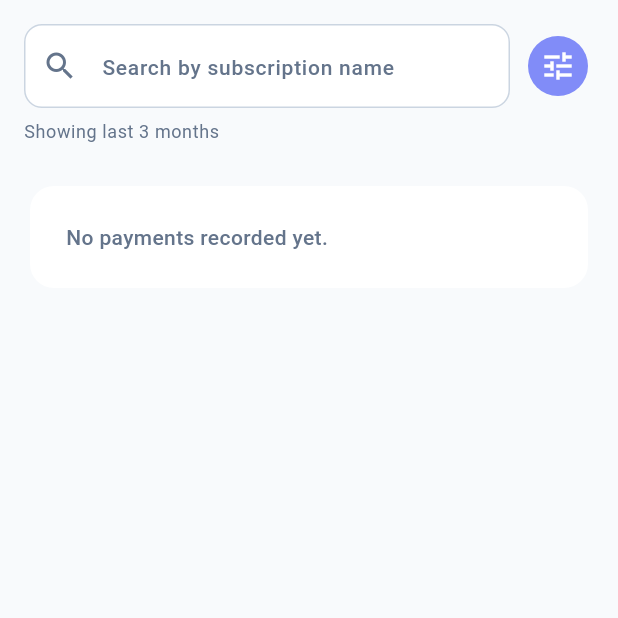
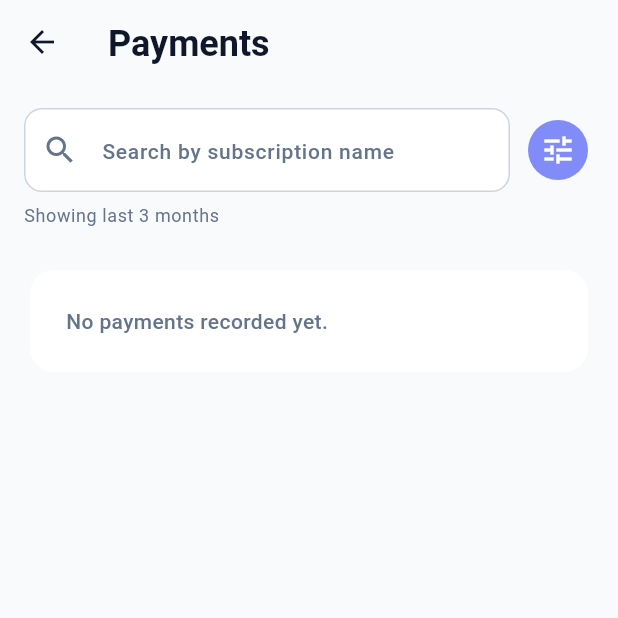
Before and after one commit to AdylshaY/PayTempo, a Flutter app: the PaymentsScreen screen opened directly, on a phone screen of 412 x 824 dp, the top half of it. Run offline on Flutter 3.47's test engine with Material 3 defaults, Android fonts, the phone set to English and light mode, and no system bars; our stand-ins replace flutter_local_notifications, flutter_timezone, isar, lottie, timezone; accounts and stored records are empty; generated files the repository leaves out were written again; statements that could not run were skipped.

Commit message:
feat: add localized AppBar titles to payments and profile screens

```diff
--- a/lib/features/payments/payments_screen.dart
+++ b/lib/features/payments/payments_screen.dart
@@ -121,6 +121,9 @@ class _PaymentsScreenState extends State<PaymentsScreen> {
     final l10n = AppLocalizations.of(context)!;
 
     return Scaffold(
+      appBar: AppBar(
+        title: Text(l10n.payments),
+      ),
       body: SafeArea(
         bottom: false,
         child: StreamBuilder<List<SubscriptionRecord>>(
--- a/lib/features/profile/profile_screen.dart
+++ b/lib/features/profile/profile_screen.dart
@@ -5,6 +5,7 @@ import 'package:pay_tempo/features/onboarding/data/user_settings_service.dart';
 import 'package:pay_tempo/features/profile/widgets/profile_account_section.dart';
 import 'package:pay_tempo/features/profile/widgets/settings_widget.dart';
 import 'package:pay_tempo/features/profile/pro_upgrade_screen.dart';
+import 'package:pay_tempo/l10n/app_localizations.dart';
 
 class ProfileScreen extends StatefulWidget {
   const ProfileScreen({super.key});
@@ -24,7 +25,12 @@ class _ProfileScreenState extends State<ProfileScreen> {
 
   @override
   Widget build(BuildContext context) {
+    final l10n = AppLocalizations.of(context)!;
+
     return Scaffold(
+      appBar: AppBar(
+        title: Text(l10n.profile),
+      ),
       body: SafeArea(
         bottom: false,
         child: FutureBuilder<UserSettings?>(
```
